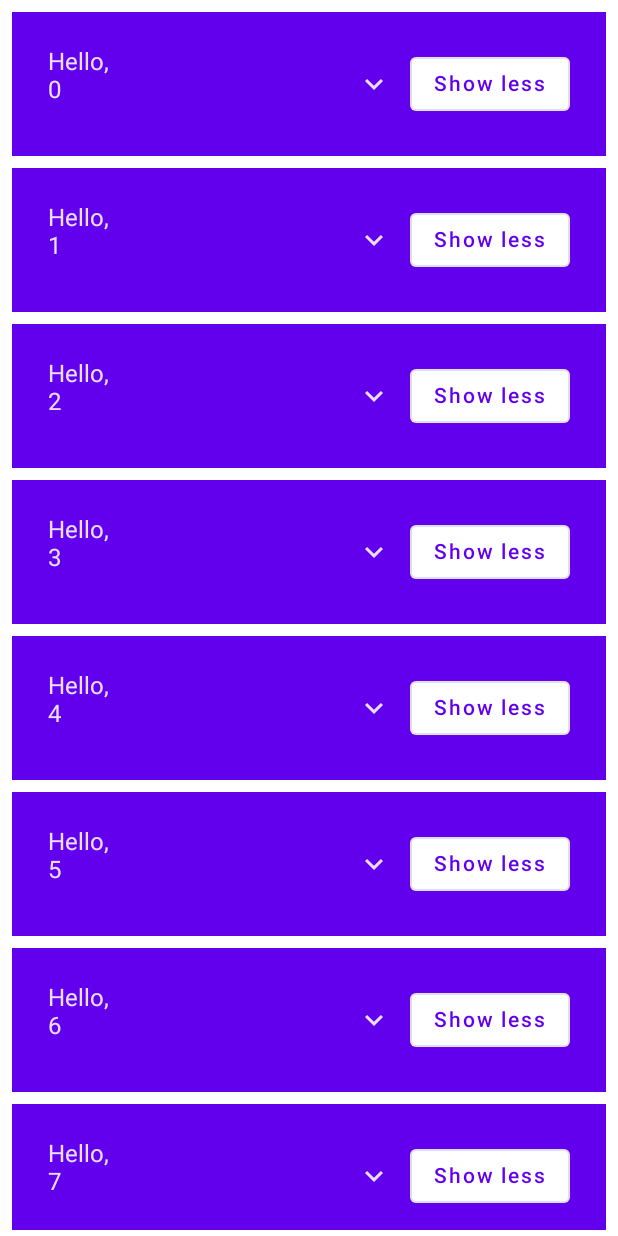
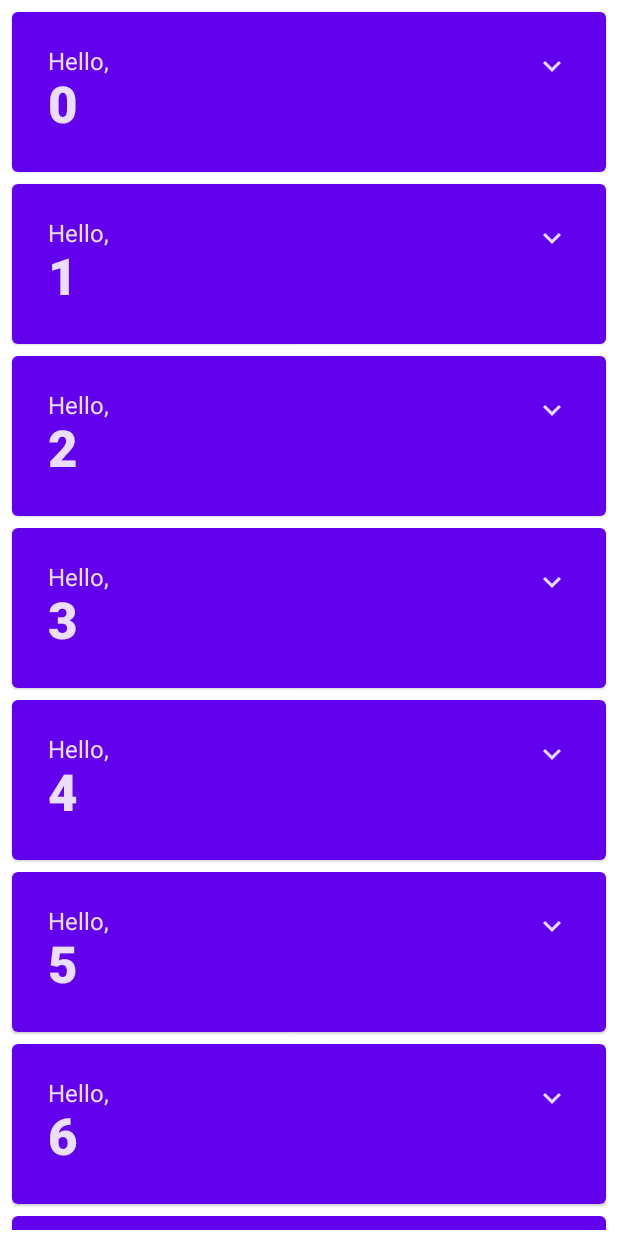
Before and after one commit to sanjaykumar8515/LearnJetpackCompose, an Android app built with Jetpack Compose: the screen it shows after launch (DefaultComposeActivity before the commit, ComposeSampleList after it), after a tap on "Continue", on a phone screen of 412 x 824 dp. Run offline under Robolectric (Android 15) with nearby library versions, the phone set to English and light mode, and no system bars.

Commit message:
Chapter2 finished

```diff
--- a/app/src/main/AndroidManifest.xml
+++ b/app/src/main/AndroidManifest.xml
@@ -11,17 +11,20 @@
         android:theme="@style/Theme.ComposeTutorial">
         <activity
             android:name=".DefaultComposeActivity"
+            android:exported="false"
+            android:label="@string/title_activity_compose_sample_list"
+            android:theme="@style/Theme.ComposeTutorial" />
+        <activity
+            android:name=".ComposeSampleList"
             android:exported="true"
             android:label="@string/title_activity_default_compose"
             android:theme="@style/Theme.ComposeTutorial">
             <intent-filter>
                 <action android:name="android.intent.action.MAIN" />
+
                 <category android:name="android.intent.category.LAUNCHER" />
             </intent-filter>
         </activity>
-
-
-
     </application>
 
 </manifest>
--- /dev/null
+++ b/app/src/main/java/com/composetutorial/ComposeSampleList.kt
@@ -0,0 +1,142 @@
+package com.composetutorial
+
+import android.content.res.Configuration.UI_MODE_NIGHT_YES
+import android.os.Bundle
+import androidx.activity.ComponentActivity
+import androidx.activity.compose.setContent
+import androidx.compose.animation.animateContentSize
+import androidx.compose.animation.core.Spring
+import androidx.compose.animation.core.spring
+import androidx.compose.foundation.layout.*
+import androidx.compose.foundation.lazy.LazyColumn
+import androidx.compose.foundation.lazy.items
+import androidx.compose.material.*
+import androidx.compose.material.icons.Icons
+import androidx.compose.material.icons.filled.ExpandLess
+import androidx.compose.material.icons.filled.ExpandMore
+import androidx.compose.runtime.*
+import androidx.compose.runtime.saveable.rememberSaveable
+import androidx.compose.ui.Alignment
+import androidx.compose.ui.Modifier
+import androidx.compose.ui.res.stringResource
+import androidx.compose.ui.text.font.FontWeight
+import androidx.compose.ui.tooling.preview.Preview
+import androidx.compose.ui.unit.dp
+import com.composetutorial.ui.theme.ComposeTutorialTheme
+
+class ComposeSampleList : ComponentActivity() {
+    override fun onCreate(savedInstanceState: Bundle?) {
+        super.onCreate(savedInstanceState)
+        setContent {
+            ComposeTutorialTheme {
+                // A surface container using the 'background' color from the theme
+              MyApp()
+            }
+        }
+    }
+}
+@Composable
+private fun MyApp(){
+    var shouldShowOnboarding by rememberSaveable{
+        mutableStateOf(true)
+    }
+
+    if(shouldShowOnboarding){
+        OnboardingScreen1(onContinueClicked = {shouldShowOnboarding=false})
+    }else{
+        Greetings2()
+    }
+}
+
+
+@Composable
+fun Greetings2(name: List<String> = List(1000){"$it"}) {
+   LazyColumn(modifier = Modifier.padding(vertical = 4.dp)){
+   items(items = name){ name ->
+       Greeting1(name)
+   }
+   }
+}
+
+@Composable
+private fun Greeting1(name:String){
+    Card(
+        backgroundColor = MaterialTheme.colors.primary,
+        modifier = Modifier.padding(vertical = 4.dp, horizontal = 8.dp)
+    ) {
+        CardContent(name = name)
+    }
+}
+@Composable
+private fun CardContent(name:String){
+    var expanded by remember{ mutableStateOf(false)}
+    Row(modifier = Modifier
+        .padding(12.dp)
+        .animateContentSize(
+            animationSpec = spring(
+                dampingRatio = Spring.DampingRatioMediumBouncy,
+                stiffness = Spring.StiffnessLow
+            )
+        )) {
+
+        Column(modifier = Modifier
+            .weight(1f)
+            .padding(12.dp)) {
+                Text(text = "Hello, ")
+                Text(text = name,
+                style=MaterialTheme.typography.h4.copy(
+                    fontWeight = FontWeight.ExtraBold
+                ))
+            if(expanded){
+                Text(text = ("Compose ipsum color sit lazy, " +
+                        "padding theme elit, sed do bouncy.").repeat(4),)
+            }
+            }
+        IconButton(onClick = { expanded= !expanded}) {
+            Icon(imageVector = if(expanded) Icons.Filled.ExpandLess else Icons.Filled.ExpandMore,
+                contentDescription = if(expanded){
+                    stringResource(R.string.show_less)
+                }else{
+                    stringResource(R.string.show_more)
+                })
+
+        }
+    }
+}
+
+@Composable
+private fun OnboardingScreen1(onContinueClicked:()->Unit){
+    Surface {
+        Column(
+            modifier = Modifier.fillMaxSize(),
+            verticalArrangement = Arrangement.Center,
+            horizontalAlignment = Alignment.CenterHorizontally
+        ) {
+            Text("Welcome to the basic tutorial!")
+            Button( modifier=Modifier.padding(vertical = 24.dp),
+                onClick = onContinueClicked) {
+                Text("Continue")
+            }
+
+        }
+    }
+}
+@Preview(showBackground = true,
+widthDp = 320,
+uiMode = UI_MODE_NIGHT_YES,
+name="DefaultPreviewDark")
+@Preview(showBackground = true, widthDp = 320)
+@Composable
+fun DefaultPreview2() {
+    ComposeTutorialTheme {
+        Greetings2()
+    }
+}
+
+@Preview(showBackground = true, widthDp = 320, heightDp = 320)
+@Composable
+fun OnboardingPreview1(){
+    ComposeTutorialTheme {
+        OnboardingScreen1(onContinueClicked = {})
+    }
+}
--- a/app/src/main/res/values/strings.xml
+++ b/app/src/main/res/values/strings.xml
@@ -3,4 +3,5 @@
     <string name="title_activity_default_compose">DefaultComposeActivity</string>
     <string name="show_less">Show less</string>
     <string name="show_more">Show more</string>
+    <string name="title_activity_compose_sample_list">ComposeSampleList</string>
 </resources>
```
